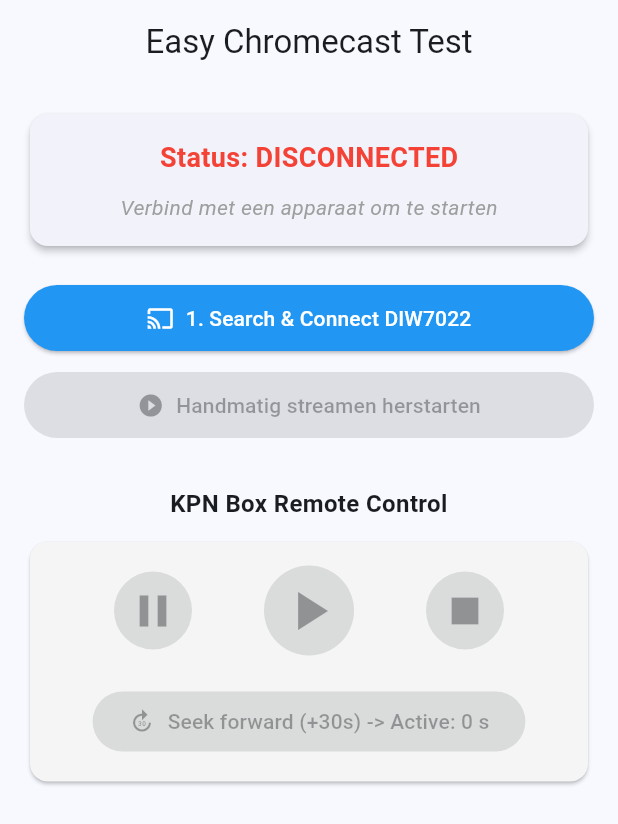
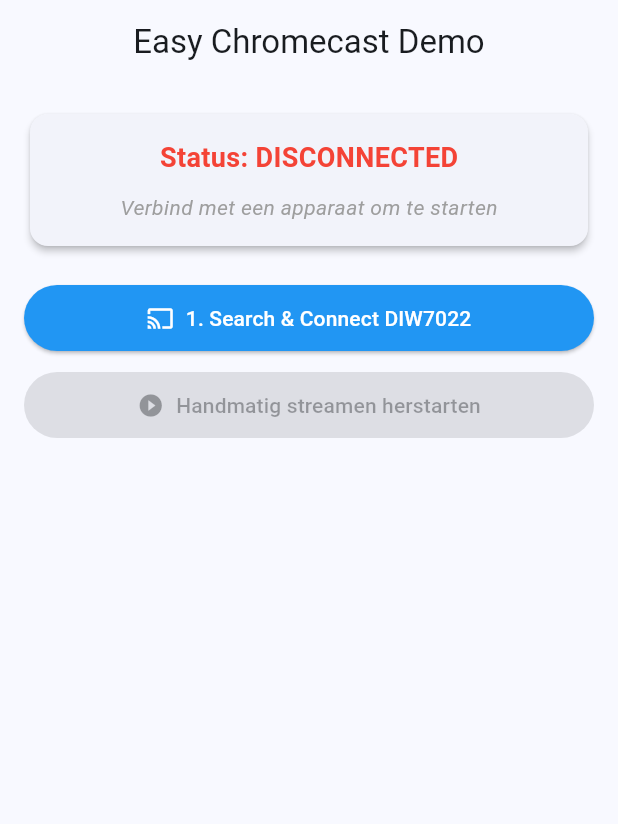
Before and after one commit to johandb/easy_chromecast_plugin, a Flutter app: the screen it shows after launch, on a phone screen of 412 x 824 dp. Shown: the top 824 px of the screen. Run offline on Flutter 3.47's test engine with Material 3 defaults, Android fonts, the phone set to English and light mode, and no system bars; our stand-ins replace plugin_platform_interface; missing offline and left inert: dart:js_interop; statements that could not run were skipped.

```diff
--- a/example/lib/main.dart
+++ b/example/lib/main.dart
@@ -3,34 +3,46 @@
 import 'package:easy_chromecast_plugin/easy_chromecast_plugin.dart';
 import 'package:flutter/material.dart';
 
+import 'chromecast_controller.dart'; // Zorg dat dit bestand klopt met je overlay
+
 void main() {
   runApp(const MyApp());
 }
 
-class MyApp extends StatefulWidget {
+class MyApp extends StatelessWidget {
   const MyApp({super.key});
 
   @override
-  State<MyApp> createState() => _MyAppState();
+  Widget build(BuildContext context) {
+    return MaterialApp(
+      title: 'Easy Chromecast Demo',
+      theme: ThemeData(useMaterial3: true, colorSchemeSeed: Colors.blue),
+      // FIX: We starten direct door naar een apart HomeScreen component
+      home: const HomeScreen(),
+    );
+  }
 }
 
-class _MyAppState extends State<MyApp> {
+class HomeScreen extends StatefulWidget {
+  const HomeScreen({super.key});
+
+  @override
+  State<HomeScreen> createState() => _HomeScreenState();
+}
+
+class _HomeScreenState extends State<HomeScreen> {
   final _plugin = EasyChromecastPlugin();
   bool _isConnected = false;
-
-  // Maak een variabele aan om de stream-abonnement bij te houden
   StreamSubscription<bool>? _connectionSubscription;
-
-  // We houden lokaal de geschatte afspeeltijd bij om +30 seconden te kunnen spoelen
   int _currentPositionInSeconds = 0;
 
   @override
   void initState() {
     super.initState();
-    // Initialiseer de Cast SDK direct bij het opstarten
+    // Initialiseer de Cast SDK
     _plugin.initializeCast();
 
-    // VOEG DIT TOE: Luister live naar verbindingswisselingen
+    // Luister live naar de Chromecast verbinding status
     _connectionSubscription = _plugin.onConnectionChanged.listen((connected) {
       print("****** CONNECTED: $connected");
       setState(() {
@@ -38,10 +50,9 @@
       });
 
       if (connected) {
-        // Zodra er verbinding is gemaakt via de Cast Dialog, starten we direct de video!
+        // Nu we in een aparte widget zitten, heeft 'context' ALTIJD toegang tot de MaterialApp!
         _startStreaming();
       } else {
-        // Optioneel: reset de positie als de verbinding verbroken wordt
         setState(() {
           _isConnected = false;
           _currentPositionInSeconds = 0;
@@ -52,23 +63,36 @@
 
   @override
   void dispose() {
-    // BELANGRIJK: Ruim de stream netjes op om memory leaks te voorkomen
     _connectionSubscription?.cancel();
     super.dispose();
   }
 
-  void _startStreaming() {
-    // Reset de timer bij het starten van een nieuwe film
+  void _startStreaming() async {
     _currentPositionInSeconds = 0;
     print("******* START STREAMING");
 
-    // De werkende MP4 IPTV URL van je provider
     _plugin.playMedia(url: 'https://www.jdbs.nl/iptv/movie/demo/demo/20301.mp4', title: 'IPTV Easy Movie Test');
+
+    if (mounted) {
+      print("******* AFSTANDSBEDIENING OPENEN");
+
+      // FIX: Door hier 'await' te gebruiken, wacht Flutter totdat het venster sluit!
+      await ChromecastControllerOverlay().showRemoteControl(context, _plugin, "IPTV Easy Movie Test");
+
+      // DIT WORDT PAS UITGEVOERD ALS DE SHEET GESLOTEN IS (of de film afgelopen is):
+      print("******* VENSTER IS GESLOTEN, VERBREEK VERBINDING MET DIW7022");
+      await _plugin.disconnectDevice();
+
+      // Update de UI status netjes terug naar disconnected
+      setState(() {
+        _isConnected = false;
+        _currentPositionInSeconds = 0;
+      });
+    }
   }
 
   void _seekForward30Seconds() {
     setState(() {
-      // Verhoog de positie met 30 seconden en stuur het commando naar Kotlin
       _currentPositionInSeconds += 30;
     });
     _plugin.seekMedia(_currentPositionInSeconds);
@@ -76,17 +100,15 @@
 
   @override
   Widget build(BuildContext context) {
-    return MaterialApp(
-      theme: ThemeData(useMaterial3: true, colorSchemeSeed: Colors.blue),
-      home: Scaffold(
-        appBar: AppBar(title: const Text('Easy Chromecast Test'), centerTitle: true),
+    return Scaffold(
+      appBar: AppBar(title: const Text('Easy Chromecast Demo'), centerTitle: true),
       body: SingleChildScrollView(
         padding: const EdgeInsets.all(16.0),
         child: Column(
           mainAxisAlignment: MainAxisAlignment.center,
           crossAxisAlignment: CrossAxisAlignment.stretch,
           children: [
-              // Status Kaart
+            // 1. Status Kaart (CONNECTED / DISCONNECTED)
             Card(
               elevation: 2,
               child: Padding(
@@ -112,7 +134,7 @@
             ),
             const SizedBox(height: 20),
 
-              // Verbindingsknop
+            // 2. Verbindingsknop (Zoeken & Verbinden)
             ElevatedButton.icon(
               onPressed: () => _plugin.showCastDialog(),
               style: ElevatedButton.styleFrom(
@@ -125,9 +147,9 @@
             ),
             const SizedBox(height: 10),
 
-              // Handmatige Start Stream Knop (Nu optioneel, omdat het ook automatisch gaat)
+            // 3. Handmatige Start Stream Knop (Als fallback)
             ElevatedButton.icon(
-                onPressed: _isConnected ? _startStreaming : null, // Alleen klikbaar als verbonden
+              onPressed: _isConnected ? _startStreaming : null,
               style: ElevatedButton.styleFrom(
                 backgroundColor: Colors.green,
                 foregroundColor: Colors.white,
@@ -136,69 +158,9 @@
               icon: const Icon(Icons.play_circle_fill),
               label: const Text('Handmatig streamen herstarten'),
             ),
-              const SizedBox(height: 30),
 
-              // AFSTANDSBEDIENING SECTIE
-              const Text(
-                'KPN Box Remote Control',
-                style: TextStyle(fontSize: 16, fontWeight: FontWeight.bold),
-                textAlign: TextAlign.center,
-              ),
-              const SizedBox(height: 10),
-              Card(
-                color: Colors.grey[100],
-                elevation: 1,
-                child: Padding(
-                  padding: const EdgeInsets.symmetric(vertical: 16.0, horizontal: 8.0),
-                  child: Column(
-                    children: [
-                      Row(
-                        mainAxisAlignment: MainAxisAlignment.spaceEvenly,
-                        children: [
-                          IconButton.filledTonal(
-                            onPressed: _isConnected ? () => _plugin.pauseMedia() : null,
-                            iconSize: 36,
-                            icon: const Icon(Icons.pause),
-                            tooltip: 'Pause',
-                          ),
-                          IconButton.filled(
-                            onPressed: _isConnected ? () => _plugin.resumeMedia() : null,
-                            iconSize: 44,
-                            icon: const Icon(Icons.play_arrow),
-                            tooltip: 'Play',
-                          ),
-                          IconButton.filledTonal(
-                            onPressed: _isConnected
-                                ? () async {
-                                    await _plugin.disconnectDevice();
-                                    setState(() {
-                                      _currentPositionInSeconds = 0;
-                                      _isConnected = false;
-                                    });
-                                  }
-                                : null,
-                            iconSize: 36,
-                            icon: const Icon(Icons.stop),
-                            style: IconButton.styleFrom(foregroundColor: Colors.red),
-                            tooltip: 'Stop Media & Disconnect',
-                          ),
+            // OPMERKING: De complete KPN Box Remote Control Card die hieronder stond, is nu succesvol verwijderd!
           ],
-                      ),
-                      const SizedBox(height: 20),
-
-                      // Rij voor het spoelen
-                      ElevatedButton.icon(
-                        onPressed: _isConnected ? _seekForward30Seconds : null,
-                        style: ElevatedButton.styleFrom(padding: const EdgeInsets.symmetric(horizontal: 24, vertical: 10)),
-                        icon: const Icon(Icons.forward_30),
-                        label: Text('Seek forward (+30s) -> Active: $_currentPositionInSeconds s'),
-                      ),
-                    ],
-                  ),
-                ),
-              ),
-            ],
-          ),
         ),
       ),
     );
--- a/lib/easy_chromecast_plugin_web_stub.dart
+++ b/lib/easy_chromecast_plugin_web_stub.dart
@@ -8,5 +8,6 @@
   static Future<void> resumeMedia() async {}
   static Future<void> seekMedia(int positionInSeconds) async {}
   static Future<void> stopMedia() async {}
+  static Future<void> setVolume(double volume) async {}
   static Future<void> disconnectDevice() async {}
 }
--- a/pigeons/cast_api.dart
+++ b/pigeons/cast_api.dart
@@ -32,10 +32,13 @@
   void pauseMedia();
   void resumeMedia();
   void seekMedia(int positionInSeconds);
+  void setVolume(double volume);
 }
 
 // Native -> Dart (Wat Android/iOS kunnen aanroepen naar Dart)
 @FlutterApi()
 abstract class ChromecastFlutterApi {
   void onConnectionStatusChanged(bool isConnected);
+
+  void onMediaStatusChanged(String playerState);
 }
--- a/pubspec.yaml
+++ b/pubspec.yaml
@@ -1,6 +1,6 @@
 name: easy_chromecast_plugin
 description: A modern, type-safe Flutter plugin for Google Chromecast. Powered by Kotlin and Pigeon, optimized for streaming VOD and Live IPTV streams (.ts, .m3u8, .mp4).
-version: 1.0.10
+version: 1.0.11
 # Vervang onderstaande URL's door je eigen GitHub repository zodra je hem hebt gepusht
 repository: https://github.com/johandb/easy_chromecast_plugin.git
 issue_tracker: https://github.com/johandb/easy_chromecast_plugin/issues
@@ -21,7 +21,7 @@
 
 dev_dependencies:
   pigeon: ^28.0.0
-  flutter_lints: ^4.0.0
+  flutter_lints: ^6.0.0
 
 topics:
   - chromecast
```
Also changed, not shown: example/lib/chromecast_controller.dart (added, +238 -0 lines), lib/easy_chromecast_plugin.dart (+21 -0 lines), example/pubspec.lock, lib/src/pigeon/cast_api.g.dart, 4 other files. Lines whose indentation alone changed are shown as unchanged.
